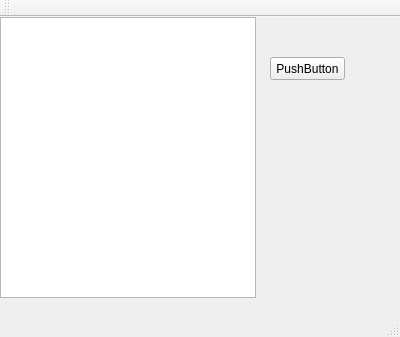
First picture: the form in mainwindow.ui, repository Christopher2467/PropertyPlus, before the edit.
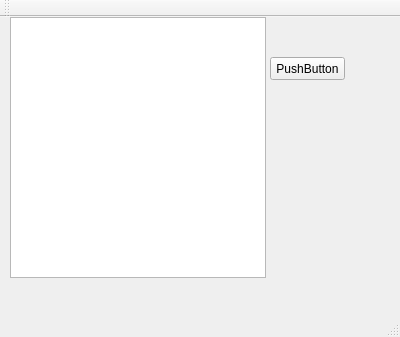
Second picture: the form after the edit.

Commit message: Fixed creator window to make it work finally

What changed in the file:
```diff
--- a/mainwindow.ui
+++ b/mainwindow.ui
@@ -14,16 +14,6 @@
    <string>MainWindow</string>
   </property>
   <widget class="QWidget" name="centralWidget">
-   <widget class="QListWidget" name="propertyList">
-    <property name="geometry">
-     <rect>
-      <x>0</x>
-      <y>0</y>
-      <width>256</width>
-      <height>281</height>
-     </rect>
-    </property>
-   </widget>
    <widget class="QPushButton" name="formOpen">
     <property name="geometry">
      <rect>
@@ -37,6 +27,16 @@
      <string>PushButton</string>
     </property>
    </widget>
+   <widget class="QListView" name="propertyList">
+    <property name="geometry">
+     <rect>
+      <x>10</x>
+      <y>0</y>
+      <width>256</width>
+      <height>261</height>
+     </rect>
+    </property>
+   </widget>
   </widget>
   <widget class="QMenuBar" name="menuBar">
    <property name="geometry">
```
The commit also changes 7 other files.
